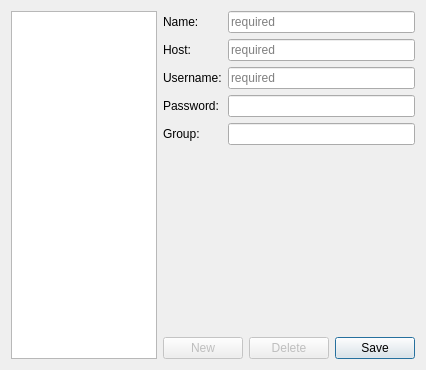
Above: src/profilemanager.ui from tlslink/anylink-client before the change. Below: the same form after it.
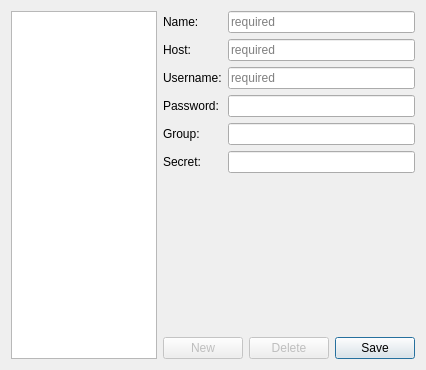
That is the form after the change.

Commit message: support camouflage secretKey

```diff
--- a/src/profilemanager.ui
+++ b/src/profilemanager.ui
@@ -111,6 +111,20 @@
        </property>
       </widget>
      </item>
+     <item row="5" column="0">
+      <widget class="QLabel" name="labelSecretkey">
+       <property name="text">
+        <string>Secret:</string>
+       </property>
+      </widget>
+     </item>
+     <item row="5" column="1">
+      <widget class="QLineEdit" name="lineEditSecretkey">
+       <property name="clearButtonEnabled">
+        <bool>true</bool>
+       </property>
+      </widget>
+     </item>
     </layout>
    </item>
    <item row="1" column="2">
```
The commit also changes 2 other files.
